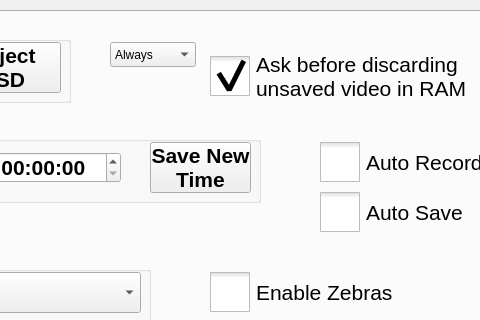
First picture: the form in src/utilwindow.ui, repository krontech/chronos-cam-app, before the edit; both pictures show x 202 to 682 and y 0 to 320 of the 800 by 480 pixel window.
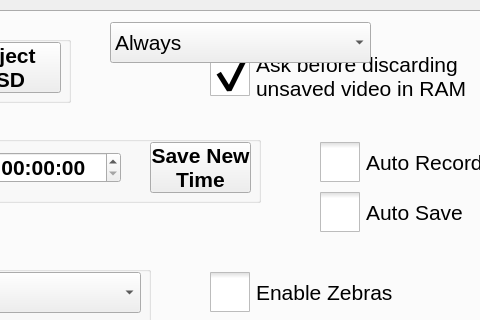
Second picture: the form after the edit. Custom widgets are drawn as their Qt base class.

Commit message: Increase size of comboBox

What changed in the file:
```diff
--- a/src/utilwindow.ui
+++ b/src/utilwindow.ui
@@ -456,11 +456,16 @@
      <property name="geometry">
       <rect>
        <x>300</x>
-       <y>30</y>
-       <width>86</width>
-       <height>25</height>
+       <y>10</y>
+       <width>261</width>
+       <height>41</height>
       </rect>
      </property>
+     <property name="font">
+      <font>
+       <pointsize>16</pointsize>
+      </font>
+     </property>
      <item>
       <property name="text">
        <string>Always</string>
```
